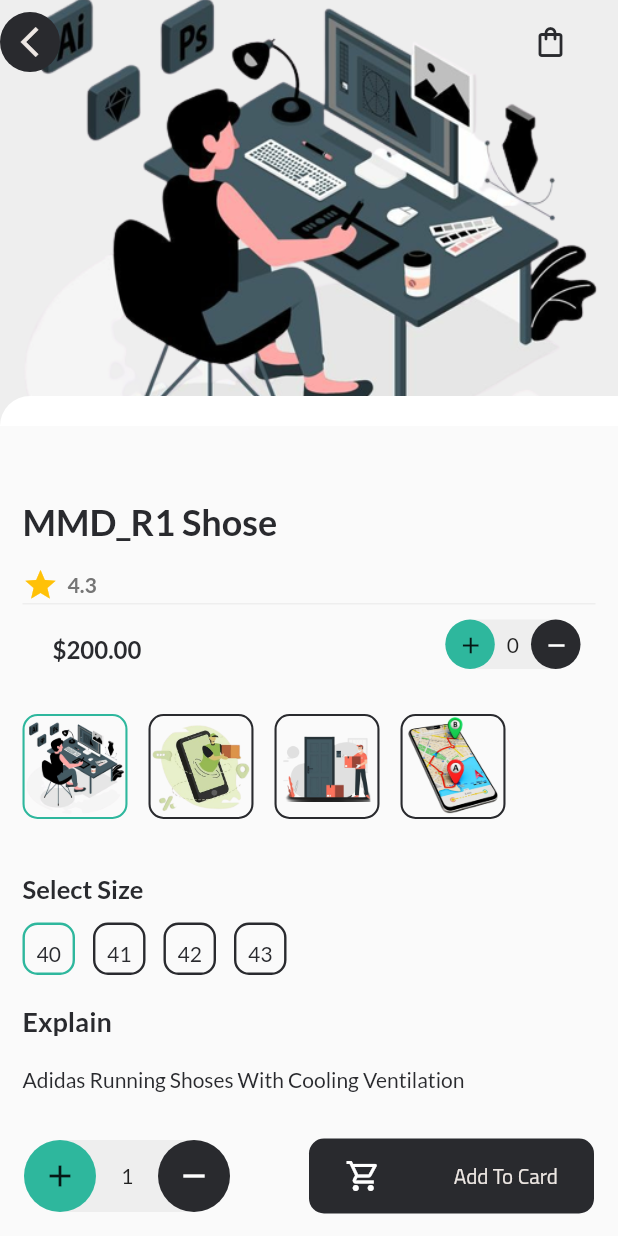
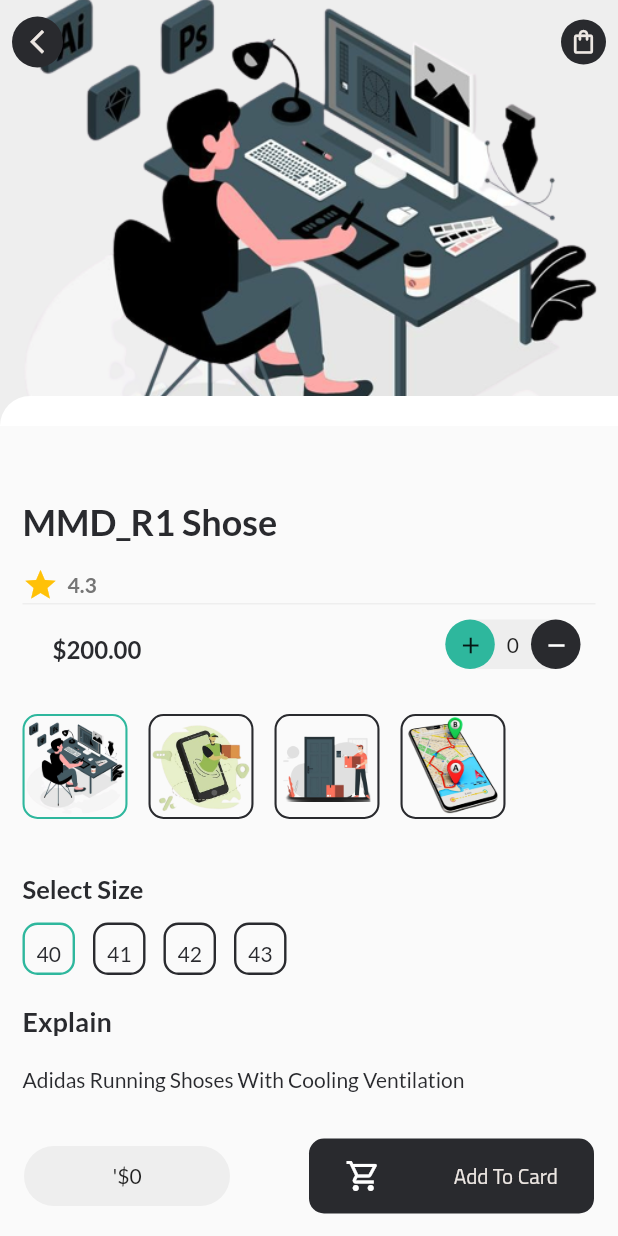
Before and after one commit to yusefHajeb/ecommerece-application-flutter, a Flutter app: the ProductDetalesScreen screen opened directly with sample values from the repository, scrolled down 116 dp, after a tap on the "add" icon, on a phone screen of 412 x 824 dp. Run offline on Flutter 3.47's test engine with Material 2 defaults, Android fonts, the phone set to English and light mode, and no system bars; our stand-ins replace cached_network_image, carousel_slider, dartz, firebase_core, flutter_otp_text_field, flutter_staggered_animations and 3 more; missing offline and left inert: mysql1; accounts and stored records are empty; statements that could not run were skipped.

Commit message:
all price in bottm

```diff
--- a/lib/view/screen/productsdetails.dart
+++ b/lib/view/screen/productsdetails.dart
@@ -51,16 +51,15 @@ class ProductDetalesScreen extends StatelessWidget {
         body: SafeArea(
           child: CustomScrollView(
             slivers: [
-              // appBar(context),
-
-              SliverAppBarProduct(),
+              const SliverAppBarProduct(),
               SliverPadding(
-                padding: EdgeInsets.symmetric(horizontal: 15, vertical: 14),
+                padding:
+                    const EdgeInsets.symmetric(horizontal: 15, vertical: 14),
                 sliver: SliverToBoxAdapter(
                     child: Column(
                   crossAxisAlignment: CrossAxisAlignment.start,
                   children: [
-                    SizedBox(
+                    const SizedBox(
                       height: 20,
                     ),
                     // CustomTexttile(title: "Popular Products"),
@@ -103,7 +102,7 @@ class ProductDetalesScreen extends StatelessWidget {
                     ),
 
                     CustomIncrimentAndPrice(data: data, controller: controller),
-                    SizedBox(
+                    const SizedBox(
                       height: 20,
                     ),
                     Container(
@@ -116,7 +115,7 @@ class ProductDetalesScreen extends StatelessWidget {
                                 padding: EdgeInsets.only(left: i == 0 ? 0 : 14),
                                 child: GestureDetector(
                                   onTap: () {
-                                    // controller.changeIndexx(i);
+                                    controller.changeIndexx(i);
                                   },
                                   child: Container(
                                     width: 70,
--- a/lib/view/widget/home/custominput_search.dart
+++ b/lib/view/widget/home/custominput_search.dart
@@ -14,7 +14,6 @@ class CustomInpoutSearch extends StatelessWidget {
         padding: const EdgeInsets.symmetric(
           horizontal: 10,
         ),
-      //  margin: EdgeInsets.only(right: 20, left: 5),
         decoration: BoxDecoration(
           color: Colors.grey[200],
           borderRadius: BorderRadius.circular(10),
--- a/lib/view/widget/products/bottomnavigationbarproduct.dart
+++ b/lib/view/widget/products/bottomnavigationbarproduct.dart
@@ -15,45 +15,22 @@ class BottomNavigationBarBroduct extends GetView<ProductDetailesControllerImp> {
     Get.put(ProductDetailesControllerImp);
     return GetBuilder<ProductDetailesControllerImp>(
       builder: (controller) => Padding(
-        padding: EdgeInsets.symmetric(horizontal: 16, vertical: 15),
+        padding: const EdgeInsets.symmetric(horizontal: 16, vertical: 15),
         child: Row(
           mainAxisAlignment: MainAxisAlignment.spaceBetween,
           children: [
             Container(
-              width: Get.width / 3,
-              decoration: BoxDecoration(
-                  color: Colors.grey[200],
-                  borderRadius: BorderRadius.circular(30)),
-              child: Row(
-                mainAxisAlignment: MainAxisAlignment.spaceBetween,
-                children: [
-                  Container(
-                    decoration: BoxDecoration(
-                        color: AppColor.secandryColor,
-                        borderRadius: BorderRadius.circular(50)),
-                    child: IconButton(
-                        onPressed: () {
-                          controller.icrementToBasket();
-                        },
-                        icon: Icon(Icons.add)),
+                height: 40,
+                width: Get.width / 3,
+                decoration: BoxDecoration(
+                    color: Colors.grey[200],
+                    borderRadius: BorderRadius.circular(30)),
+                child: Center(
+                  child: Text(
+                    "'\$0 ",
+                    textAlign: TextAlign.center,
                   ),
-                  Text("${controller.incrementOrDecrease}"),
-                  Container(
-                    decoration: BoxDecoration(
-                        color: AppColor.backgroundScreen,
-                        borderRadius: BorderRadius.circular(50)),
-                    child: IconButton(
-                        onPressed: () {
-                          controller.descreaseBasket();
-                        },
-                        icon: Icon(
-                          Icons.remove,
-                          color: Colors.white,
-                        )),
-                  ),
-                ],
-              ),
-            ),
+                )),
             Bouncing(
               onPress: () {},
               child: Container(
--- a/lib/view/widget/products/sliverappbar_productdetails.dart
+++ b/lib/view/widget/products/sliverappbar_productdetails.dart
@@ -2,50 +2,70 @@ import 'package:ecommerece/controller/productdetailes_controller.dart';
 import 'package:ecommerece/core/constant/color.dart';
 import 'package:ecommerece/core/constant/imageassets.dart';
 import 'package:flutter/material.dart';
-import 'package:flutter/src/widgets/framework.dart';
-import 'package:flutter/src/widgets/placeholder.dart';
+
 import 'package:get/get.dart';
+
+import '../bouncingbutton.dart';
 
 class SliverAppBarProduct extends GetView<ProductDetailesControllerImp> {
   const SliverAppBarProduct({super.key});
 
   @override
   Widget build(BuildContext context) {
+    // ProductDetailesControllerImp controller =
+    //     Get.put(ProductDetailesControllerImp());
     return SliverAppBar(
-      leading: const CircleAvatar(
+      leading: Bouncing(
+        onPress: () => Navigator.pop(context),
+        child: Padding(
+          padding: const EdgeInsets.all(8.0),
+          child: CircleAvatar(
             backgroundColor: AppColor.backgroundScreen,
-        maxRadius: 100,
-        minRadius: 2,
-        // onPressed: () {},
+            radius: 15,
             child: Icon(
               Icons.arrow_back_ios_sharp,
               color: AppColor.white,
+              size: 19,
             ),
             // color: AppColor.backgroundScreen,
           ),
-      leadingWidth: 40,
+        ),
+      ),
+      leadingWidth: 50,
       automaticallyImplyLeading: false,
       actions: [
         Container(
           margin: const EdgeInsets.symmetric(
-              horizontal: 20,
+            horizontal: 0,
           ),
-            width: 50,
-            height: 10,
-            child: IconButton(
-              onPressed: () {},
-              icon: const Icon(Icons.shopping_bag_outlined),
-              color: AppColor.backgroundScreen,
-            ))
+          padding: const EdgeInsets.all(8.0),
+          child: CircleAvatar(
+            backgroundColor: AppColor.backgroundScreen,
+            // maxRadius: 100,
+            // minRadius: 2,
+            radius: 15,
+            child: const Icon(
+              Icons.shopping_bag_outlined,
+              color: AppColor.white,
+              size: 19,
+            ),
+          ),
+        ),
       ],
       flexibleSpace: FlexibleSpaceBar(
         centerTitle: true,
 
         // collapseMode: CollapseMode.parallax,
-        background: Image.asset(
-          ImageAssets.get_image[controller.selected],
+        background:
+            GetBuilder<ProductDetailesControllerImp>(builder: (context) {
+          return Hero(
+            tag: ImageAssets.get_image[controller.indexx],
+            child: Image.asset(
+              ImageAssets.get_image[controller.indexx],
               fit: BoxFit.cover,
             ),
+          );
+        }),
       ),
       expandedHeight: 400,
       backgroundColor: Colors.grey[200],
```
Lines whose indentation alone changed are shown as unchanged.
